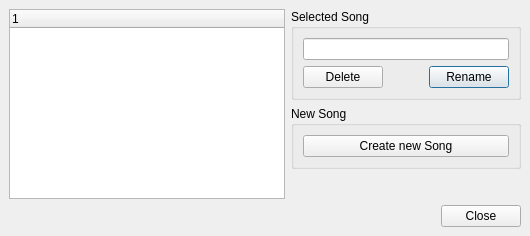
ErwanLegrand/Traverso-DAW, file src/traverso/ui/SongManagerDialog.ui: the form before one commit.
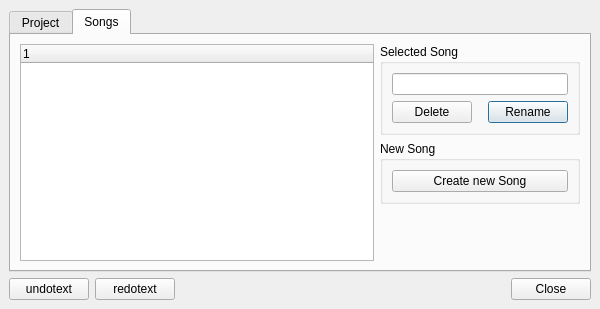
The form after the commit.

Commit message: renamed ProjectManagerDialog -> OpenCreateProjectDialog renamed SongManagerDialog -> ProjectManagerDialog explicit un/redo buttons in ProjectManagerDialog, since a Project doesnt have a history view.

What changed in the file:
```diff
--- a/src/traverso/ui/SongManagerDialog.ui
+++ b/src/traverso/ui/SongManagerDialog.ui
@@ -5,13 +5,13 @@
    <rect>
     <x>0</x>
     <y>0</y>
-    <width>530</width>
-    <height>236</height>
+    <width>600</width>
+    <height>309</height>
    </rect>
   </property>
   <property name="maximumSize" >
    <size>
-    <width>530</width>
+    <width>600</width>
     <height>500</height>
    </size>
   </property>
@@ -26,9 +26,22 @@
     <number>6</number>
    </property>
    <item>
+    <widget class="QTabWidget" name="tabWidget" >
+     <property name="currentIndex" >
+      <number>1</number>
+     </property>
+     <widget class="QWidget" name="tab_4" >
+      <attribute name="title" >
+       <string>Project</string>
+      </attribute>
+     </widget>
+     <widget class="QWidget" name="tab" >
+      <attribute name="title" >
+       <string>Songs</string>
+      </attribute>
     <layout class="QHBoxLayout" >
      <property name="margin" >
-      <number>0</number>
+        <number>9</number>
      </property>
      <property name="spacing" >
       <number>6</number>
@@ -39,7 +52,7 @@
         <sizepolicy>
          <hsizetype>7</hsizetype>
          <vsizetype>7</vsizetype>
-         <horstretch>2</horstretch>
+           <horstretch>10</horstretch>
          <verstretch>5</verstretch>
         </sizepolicy>
        </property>
@@ -60,14 +73,6 @@
         <number>6</number>
        </property>
        <item>
-        <layout class="QVBoxLayout" >
-         <property name="margin" >
-          <number>0</number>
-         </property>
-         <property name="spacing" >
-          <number>6</number>
-         </property>
-         <item>
           <widget class="QGroupBox" name="groupBox_4" >
            <property name="title" >
             <string>Selected Song</string>
@@ -113,11 +118,11 @@
                  <enum>Qt::Horizontal</enum>
                 </property>
                 <property name="sizeType" >
-                 <enum>QSizePolicy::Preferred</enum>
+                 <enum>QSizePolicy::Minimum</enum>
                 </property>
                 <property name="sizeHint" >
                  <size>
-                  <width>40</width>
+                  <width>10</width>
                   <height>20</height>
                  </size>
                 </property>
@@ -167,8 +172,6 @@
            </layout>
           </widget>
          </item>
-        </layout>
-       </item>
        <item>
         <spacer>
          <property name="orientation" >
@@ -185,6 +188,52 @@
       </layout>
      </item>
     </layout>
+     </widget>
+    </widget>
+   </item>
+   <item>
+    <layout class="QHBoxLayout" >
+     <property name="margin" >
+      <number>0</number>
+     </property>
+     <property name="spacing" >
+      <number>6</number>
+     </property>
+     <item>
+      <layout class="QHBoxLayout" >
+       <property name="margin" >
+        <number>0</number>
+       </property>
+       <property name="spacing" >
+        <number>6</number>
+       </property>
+       <item>
+        <widget class="QPushButton" name="undoPushButton" >
+         <property name="maximumSize" >
+          <size>
+           <width>16777215</width>
+           <height>22</height>
+          </size>
+         </property>
+         <property name="text" >
+          <string>undotext</string>
+         </property>
+        </widget>
+       </item>
+       <item>
+        <widget class="QPushButton" name="redoPushButton" >
+         <property name="maximumSize" >
+          <size>
+           <width>16777215</width>
+           <height>22</height>
+          </size>
+         </property>
+         <property name="text" >
+          <string>redotext</string>
+         </property>
+        </widget>
+       </item>
+      </layout>
    </item>
    <item>
     <widget class="QDialogButtonBox" name="buttonBox" >
@@ -197,6 +246,8 @@
     </widget>
    </item>
   </layout>
+   </item>
+  </layout>
  </widget>
  <resources/>
  <connections>
```
Left out of the diff: 42 changed lines with no effect on the pictures. Lines whose indentation alone changed are shown as unchanged. The commit also changes 12 other files.
